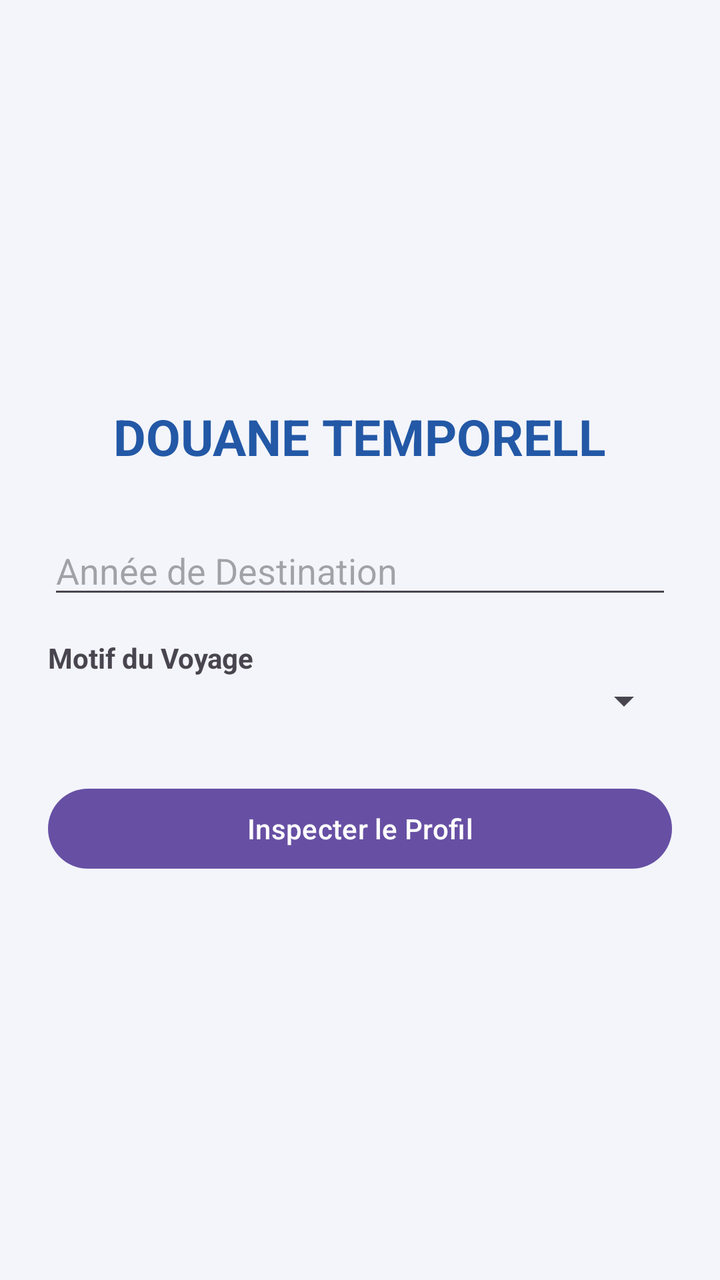
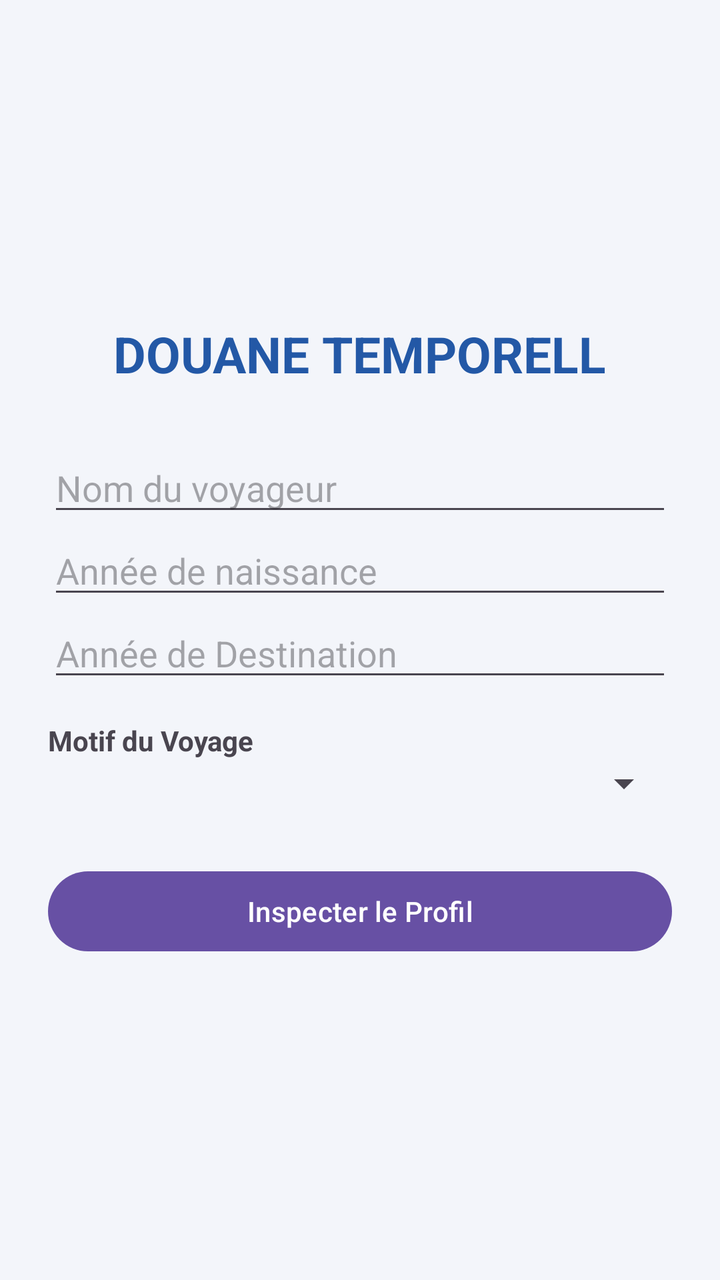

Compare the two renders of this Android layout. The source of the first and the diff that turns it into the second are given below.
<!-- AndroidManifest.xml: application theme Theme.DouaneTemporelle -->
<!-- res/layout/activity_main.xml -->
<?xml version="1.0" encoding="utf-8"?>
<LinearLayout xmlns:android="http://schemas.android.com/apk/res/android"
    xmlns:app="http://schemas.android.com/apk/res-auto"
    xmlns:tools="http://schemas.android.com/tools"
    android:id="@+id/main"
    android:layout_width="match_parent"
    android:layout_height="match_parent"
    android:layout_marginTop="28dp"
    android:background="#F3F5FA"
    android:gravity="center"
    android:orientation="vertical"
    android:padding="24dp"
    tools:context=".MainActivity">

    <TextView
        android:id="@+id/textview_SS"
        android:layout_width="wrap_content"
        android:layout_height="wrap_content"
        android:layout_marginBottom="28dp"
        android:text="DOUANE TEMPORELL"
        android:textColor="#2358A6"
        android:textSize="25sp"
        android:textStyle="bold" />

    <EditText
        android:id="@+id/edit_destination_SS"
        android:layout_width="match_parent"
        android:layout_height="wrap_content"
        android:hint="Année de Destination"
        android:inputType="number" />
    
    <TextView
        android:id="@+id/text_motif_SS"
        android:layout_width="match_parent"
        android:layout_height="wrap_content"
        android:layout_marginTop="15dp"
        android:text="Motif du Voyage"
        android:textStyle="bold" />

    <Spinner
        android:id="@+id/spinner_motif_SS"
        android:layout_width="match_parent"
        android:layout_height="wrap_content" />

    <Button
        android:id="@+id/btn_inspecter_SS"
        android:layout_width="match_parent"
        android:layout_height="wrap_content"
        android:text="Inspecter le Profil"
        android:layout_marginTop="28dp" />


</LinearLayout>
<!-- resources referenced by this layout -->
<resources>
  <style name="Theme.DouaneTemporelle" parent="Base.Theme.DouaneTemporelle" />
  <style name="Base.Theme.DouaneTemporelle" parent="Theme.Material3.DayNight.NoActionBar">
          
          
      </style>
</resources>

<!-- the commit's change to res/layout/activity_main.xml (unified diff, before → after) -->
@@ -21,6 +21,22 @@
         android:textColor="#2358A6"
         android:textSize="25sp"
         android:textStyle="bold" />
+
+
+
+    <EditText
+        android:id="@+id/edit_nom_AT"
+        android:layout_width="match_parent"
+        android:layout_height="wrap_content"
+        android:hint="Nom du voyageur"
+        android:inputType="text"/>
+
+    <EditText
+        android:id="@+id/edit_naissance_AT"
+        android:layout_width="match_parent"
+        android:layout_height="wrap_content"
+        android:hint="Année de naissance"
+        android:inputType="number"/>
 
     <EditText
         android:id="@+id/edit_destination_SS"
@@ -46,8 +62,8 @@
         android:id="@+id/btn_inspecter_SS"
         android:layout_width="match_parent"
         android:layout_height="wrap_content"
-        android:text="Inspecter le Profil"
-        android:layout_marginTop="28dp" />
+        android:layout_marginTop="28dp"
+        android:text="Inspecter le Profil" />
 
 
 </LinearLayout>
